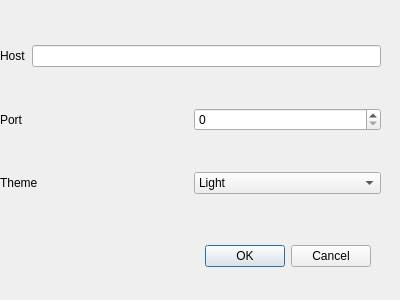
LordBaryhobal/CryptoChat, file res/config.ui: the form before one commit.
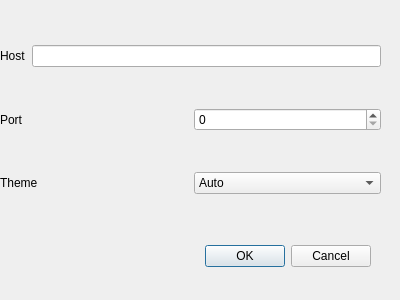
The form after the commit.

Commit message: implemented options dialog

```diff
--- a/res/config.ui
+++ b/res/config.ui
@@ -80,7 +80,12 @@
        </widget>
       </item>
       <item>
-       <widget class="QComboBox" name="comboBox">
+       <widget class="QComboBox" name="themes">
+        <item>
+         <property name="text">
+          <string>Auto</string>
+         </property>
+        </item>
         <item>
          <property name="text">
           <string>Light</string>
```
Left out of the diff: 8 changed lines with no effect on the pictures. The commit also changes 6 other files.
